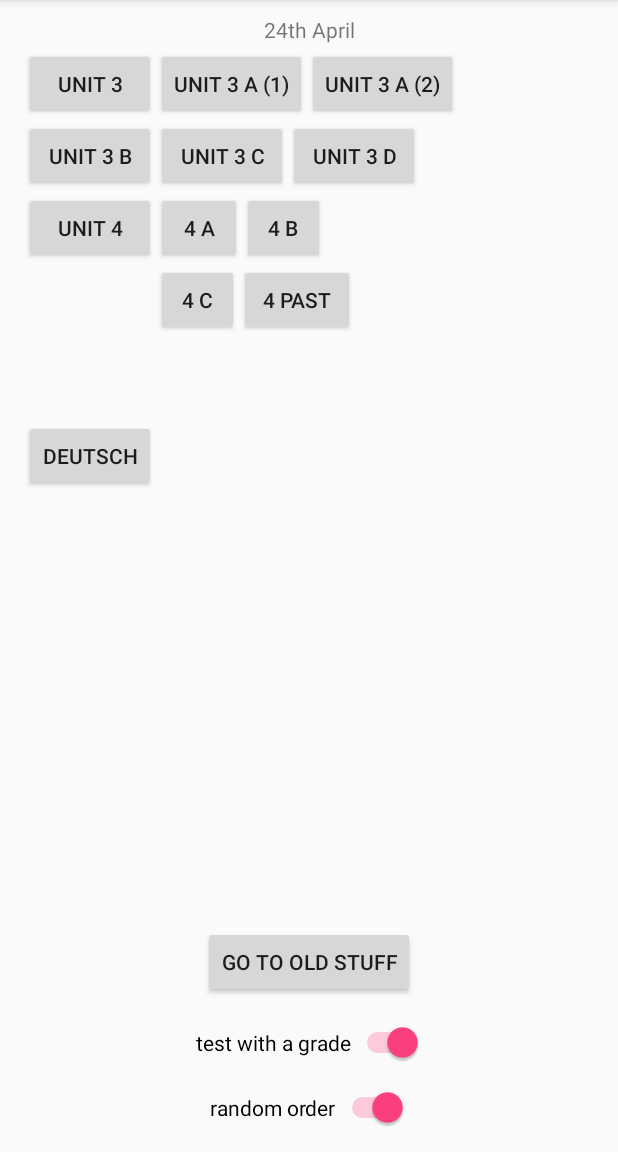
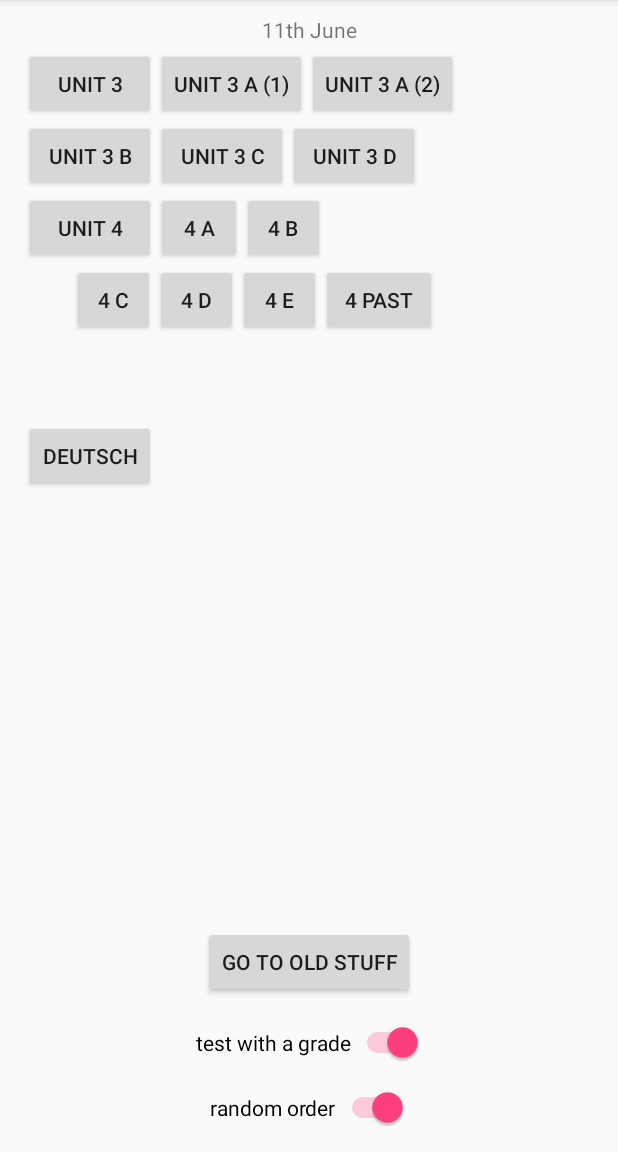
Before and after one commit to dneumann/vocabulary, an Android app: the screen it shows after launch (MainActivity), on a phone screen of 412 x 824 dp, the part 84-1236 px from its top. Run offline under Robolectric (Android 15) with nearby library versions, the phone set to English and light mode, and no system bars.

Commit message:
Add 4d and 4e

```diff
--- a/app/build.gradle
+++ b/app/build.gradle
@@ -6,8 +6,8 @@ android {
         applicationId "dn.vocabulary"
         minSdkVersion 19
         targetSdkVersion 26
-        versionCode 21
-        versionName "21.0"
+        versionCode 23
+        versionName "23.0"
         testInstrumentationRunner "android.support.test.runner.AndroidJUnitRunner"
     }
     buildTypes {
--- a/app/src/main/res/layout/activity_main.xml
+++ b/app/src/main/res/layout/activity_main.xml
@@ -36,7 +36,7 @@
         android:layout_width="wrap_content"
         android:layout_height="wrap_content"
         android:layout_marginTop="10dp"
-        android:text="24th April"
+        android:text="11th June"
         app:layout_constraintEnd_toEndOf="parent"
         app:layout_constraintStart_toStartOf="parent"
         app:layout_constraintTop_toTopOf="parent" />
@@ -150,9 +150,10 @@
         android:id="@+id/button27"
         android:layout_width="55dp"
         android:layout_height="wrap_content"
+        android:layout_marginStart="32dp"
         android:onClick="startUnit4c"
         android:text="4 c"
-        app:layout_constraintStart_toStartOf="@+id/button25"
+        app:layout_constraintStart_toStartOf="@+id/button24"
         app:layout_constraintTop_toBottomOf="@+id/button25" />
 
     <Button
@@ -161,7 +162,25 @@
         android:layout_height="wrap_content"
         android:onClick="startUnit4past"
         android:text="4 past"
+        app:layout_constraintStart_toEndOf="@+id/button30"
+        app:layout_constraintTop_toTopOf="@+id/button27" />
+
+    <Button
+        android:id="@+id/button29"
+        android:layout_width="55dp"
+        android:layout_height="wrap_content"
+        android:onClick="startUnit4d"
+        android:text="4 d"
         app:layout_constraintStart_toEndOf="@+id/button27"
         app:layout_constraintTop_toTopOf="@+id/button27" />
 
+    <Button
+        android:id="@+id/button30"
+        android:layout_width="55dp"
+        android:layout_height="wrap_content"
+        android:onClick="startUnit4e"
+        android:text="4 e"
+        app:layout_constraintStart_toEndOf="@+id/button29"
+        app:layout_constraintTop_toTopOf="@+id/button29" />
+
 </android.support.constraint.ConstraintLayout>
```
Also changed, not shown: app/src/main/java/dn/vocabulary/ExamGenerator.java (+71 -0 lines), app/src/main/java/dn/vocabulary/MainActivity.java (+8 -0 lines).
